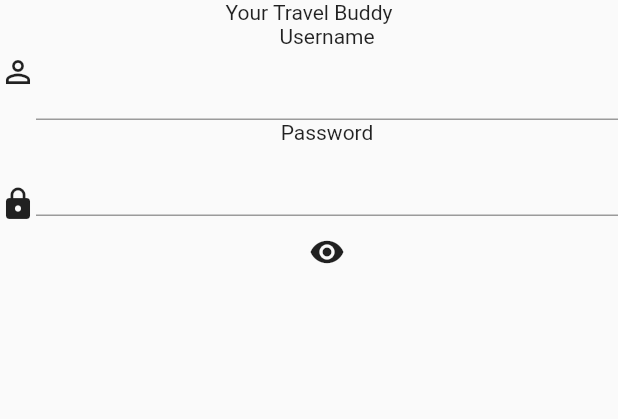
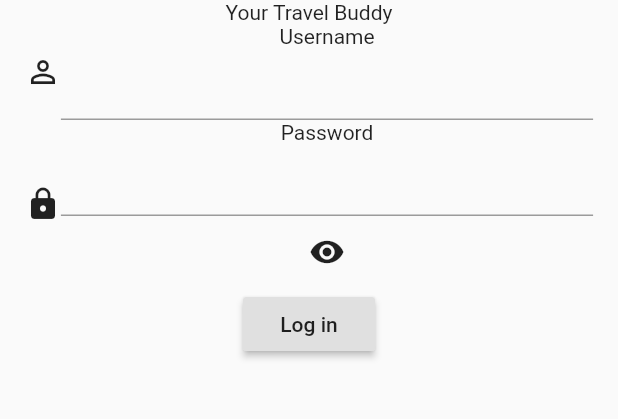
Before and after one commit to iamsatriya/dicoding-voyage, a Flutter app: the screen it shows after launch, on a phone screen of 412 x 824 dp, the part 24-443 px from its top. Run offline on Flutter 3.47's test engine with Material 2 defaults, Android fonts, the phone set to English and light mode, and no system bars.

```diff
--- a/lib/screen/LoginScreen.dart
+++ b/lib/screen/LoginScreen.dart
@@ -11,6 +11,7 @@ class _LoginScreenState extends State<LoginScreen> {
   String username = '';
   String password = '';
   bool isHidePassword = true;
+  final formKey = GlobalKey<FormState>();
 
   @override
   Widget build(BuildContext context) {
@@ -18,35 +19,38 @@ class _LoginScreenState extends State<LoginScreen> {
       body: Column(
         children: [
           AppHeader(),
-          Column(
+          Container(
+            margin: EdgeInsets.symmetric(horizontal: 16.6),
+            child: Form(
+              key: formKey,
+              child: Column(
                 children: [
                   LoginInput(
                     icon: Icon(Icons.perm_identity),
                     label: 'Username',
-                onChangeInput: (String val) {
-                  setState(() {
-                    username = val;
-                    print(username);
-                  });
-                },
+                    onSaveInput: (value) => username = value,
                   ),
                   LoginInput(
                     icon: Icon(Icons.lock),
                     label: 'Password',
-                onChangeInput: (String val) {
-                  setState(() {
-                    password = val;
-                    print(password);
-                  });
-                },
+                    onSaveInput: (value) => password = value,
                     isHidePassword: isHidePassword,
                     showHidePassword: () {
                       setState(() {
                         isHidePassword = !isHidePassword;
                       });
                     },
-              )
+                  ),
+                  RaisedButton(
+                      child: Text('Log in'),
+                      onPressed: (){
+                    if(formKey.currentState.validate()){
+                      formKey.currentState.save();
+                    }
+                  }),
                 ],
+              ),
+            ),
           ),
         ],
       ),
--- a/lib/widget/LoginInput.dart
+++ b/lib/widget/LoginInput.dart
@@ -1,8 +1,7 @@
 import 'package:flutter/material.dart';
 
 class LoginInput extends StatelessWidget {
-  final TextEditingController textfieldController = TextEditingController();
-  final Function(String) onChangeInput;
+  final Function(String) onSaveInput;
   final Function showHidePassword;
   final String label;
   final Icon icon;
@@ -10,7 +9,7 @@ class LoginInput extends StatelessWidget {
 
   LoginInput(
       {Key key,
-      @required this.onChangeInput,
+      @required this.onSaveInput,
       @required this.label,
       @required this.icon,
       this.isHidePassword = true,
@@ -26,14 +25,13 @@ class LoginInput extends StatelessWidget {
             child: Column(
           children: [
             Text(label),
-            TextField(
-              controller: textfieldController,
-              // TODO: fix onChange for call onChangeInput with parameter
-              //onChanged: onChangeInput('text'),
-              onEditingComplete: () => onChangeInput(textfieldController.text),
+            TextFormField(
+              validator: (value) =>
+                  value.isEmpty ? 'Please enter your $label' : null,
               obscureText: label.toLowerCase() == 'password' && isHidePassword
                   ? true
                   : false,
+              onSaved: (value) => onSaveInput(value),
             ),
             Visibility(
               visible: label.toLowerCase() == 'password' ? true : false,
```
Lines whose indentation alone changed are shown as unchanged.
